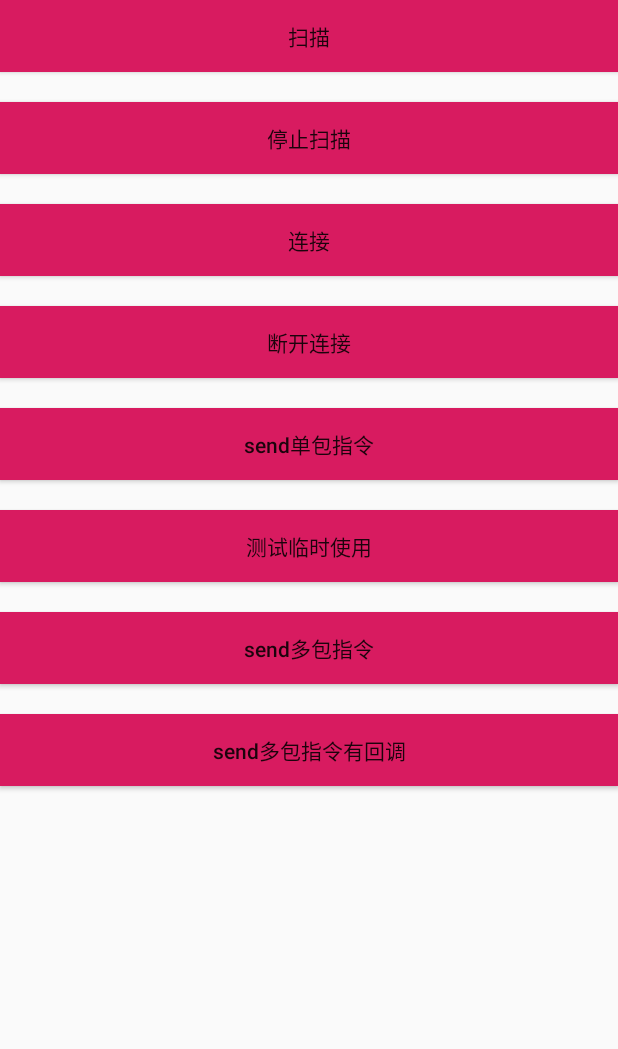
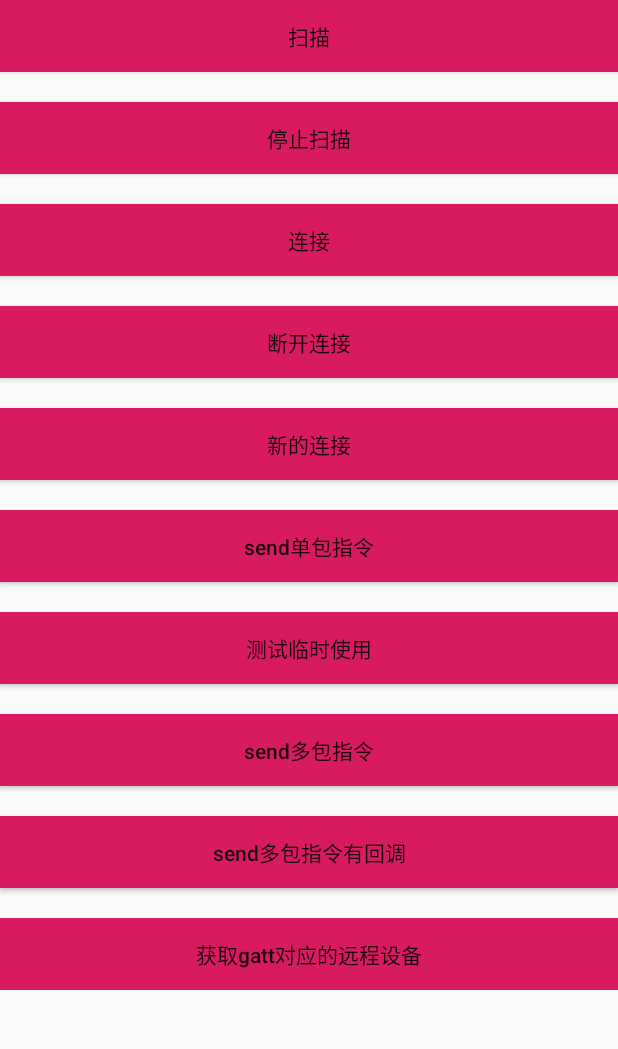
Before and after one commit to ryoosk/RxAndroidBluetooth, an Android app: the screen it shows after launch (MainActivity), on a phone screen of 412 x 824 dp, the part 113-1162 px from its top. Run offline under Robolectric (Android 15) with nearby library versions, the phone set to English and light mode, and no system bars; our stand-ins replace RxJava.

Commit message:
添加功能：非手动断开连接自动重连功能

```diff
--- a/app/src/main/java/duoshine/androidbluetoothpro/MainActivity.kt
+++ b/app/src/main/java/duoshine/androidbluetoothpro/MainActivity.kt
@@ -34,7 +34,7 @@ import java.util.concurrent.TimeUnit
  * 4.内存泄漏?
  * 5.参数或者操作符乱使用
  * 6.考虑将collback的连接监听由外部传入?
- * 7.断开自动连接功能 ---
+ * 7.断开自动连接功能  √
  * 8.返回当前gatt对应的远程设备
  * 9.支持心跳包指令-用户实现 使用rx举例
  * 10.考虑支持传输等级
@@ -71,6 +71,31 @@ class MainActivity : AppCompatActivity() {
         sendAutoMore()
         //发送多包数据 根据设备返回的指令决定是否发送下一包
         sendMore()
+        //新的连接
+        newConnect()
+        //获取gatt对应的远程设备
+        device()
+    }
+
+    private fun device() {
+        device.setOnClickListener {
+            bluetoothController!!.device()
+        }
+    }
+
+    private fun newConnect() {
+        newConnect.setOnClickListener {
+           disposable?.dispose()
+            bluetoothController!!
+                .connect("BB:A0:50:0B:23:0D")
+                .timer(6000, TimeUnit.MILLISECONDS)
+                .subscribeOn(Schedulers.io())
+                .observeOn(AndroidSchedulers.mainThread())
+                .subscribe(
+                    { response -> checkResultState(response) },
+                    { error -> Log.d(tag, "error:$error") }
+                )
+        }
     }
 
     private fun sendMore() {
@@ -144,14 +169,16 @@ class MainActivity : AppCompatActivity() {
             dispose?.dispose()
         }
     }
-
+    var disposable: Disposable? = null
     private fun connect() {
-        var disposable: Disposable? = null
         connect.setOnClickListener {
-//            disposable?.dispose()
+            disposable?.dispose()
             disposable = bluetoothController!!
                 .connect("BB:A0:50:04:15:12")
+                .auto()
                 .timer(6000, TimeUnit.MILLISECONDS)
+                .subscribeOn(Schedulers.io())
+                .observeOn(AndroidSchedulers.mainThread())
                 .subscribe(
                     { response -> checkResultState(response) },
                     { error -> Log.d(tag, "error:$error") }
@@ -160,7 +187,6 @@ class MainActivity : AppCompatActivity() {
 
         //断开连接
         disconnected.setOnClickListener {
-            Log.d(tag, "disposable:${disposable?.isDisposed}")
             disposable?.dispose()
         }
     }
--- a/app/src/main/res/layout/activity_main.xml
+++ b/app/src/main/res/layout/activity_main.xml
@@ -1,4 +1,7 @@
 <?xml version="1.0" encoding="utf-8"?>
+<ScrollView xmlns:android="http://schemas.android.com/apk/res/android"
+            android:layout_width="match_parent"
+            android:layout_height="match_parent">
     <LinearLayout
             xmlns:android="http://schemas.android.com/apk/res/android"
             android:layout_width="match_parent"
@@ -47,6 +50,14 @@
                 android:background="@color/colorAccent"
                 android:text="断开连接"
                 android:layout_height="wrap_content"/>
+        <Button
+                android:layout_marginTop="20dp"
+                android:textAllCaps="false"
+                android:layout_width="match_parent"
+                android:id="@+id/newConnect"
+                android:background="@color/colorAccent"
+                android:text="新的连接"
+                android:layout_height="wrap_content"/>
 
         <Button
                 android:layout_marginTop="20dp"
@@ -83,4 +94,13 @@
                 android:background="@color/colorAccent"
                 android:text="send多包指令有回调"
                 android:layout_height="wrap_content"/>
+        <Button
+                android:layout_marginTop="20dp"
+                android:textAllCaps="false"
+                android:layout_width="match_parent"
+                android:id="@+id/device"
+                android:background="@color/colorAccent"
+                android:text="获取gatt对应的远程设备"
+                android:layout_height="wrap_content"/>
     </LinearLayout>
+</ScrollView>
```
Also changed, not shown: app/src/main/java/duoshine/androidbluetoothpro/BluetoothWorker.kt (+7 -0 lines), app/src/main/java/duoshine/androidbluetoothpro/observable/BleGattCallbackObservable.kt (+18 -17 lines), app/src/main/java/duoshine/androidbluetoothpro/observable/ConnectObservable.kt (+36 -3 lines). Lines whose indentation alone changed are shown as unchanged.
